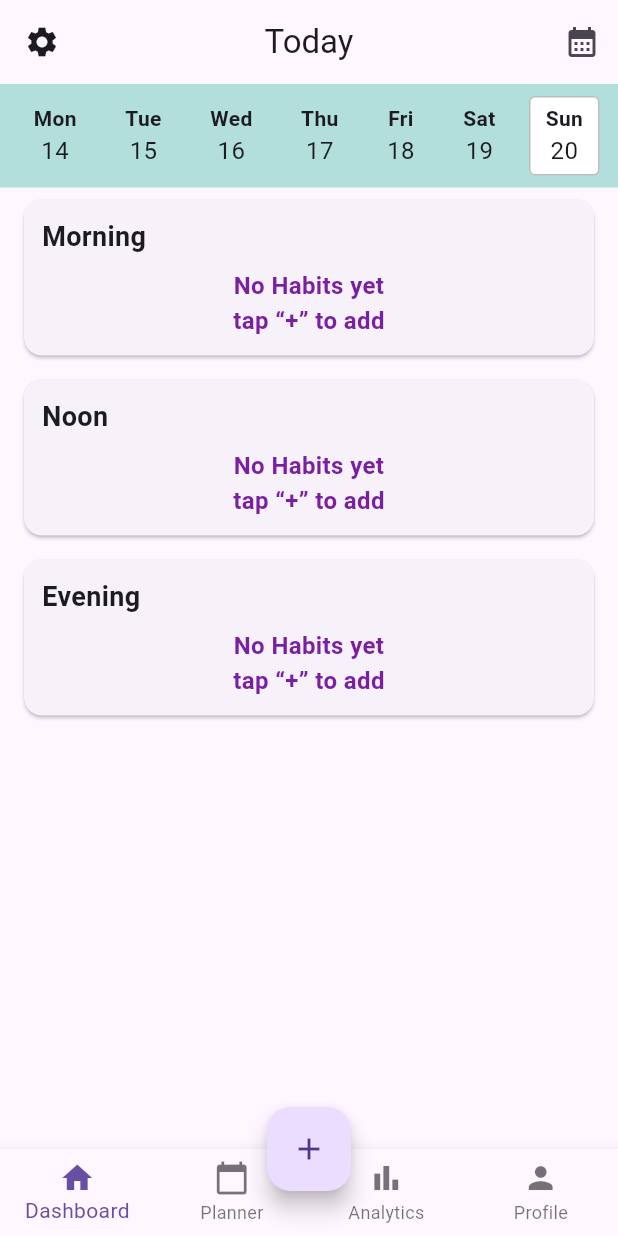
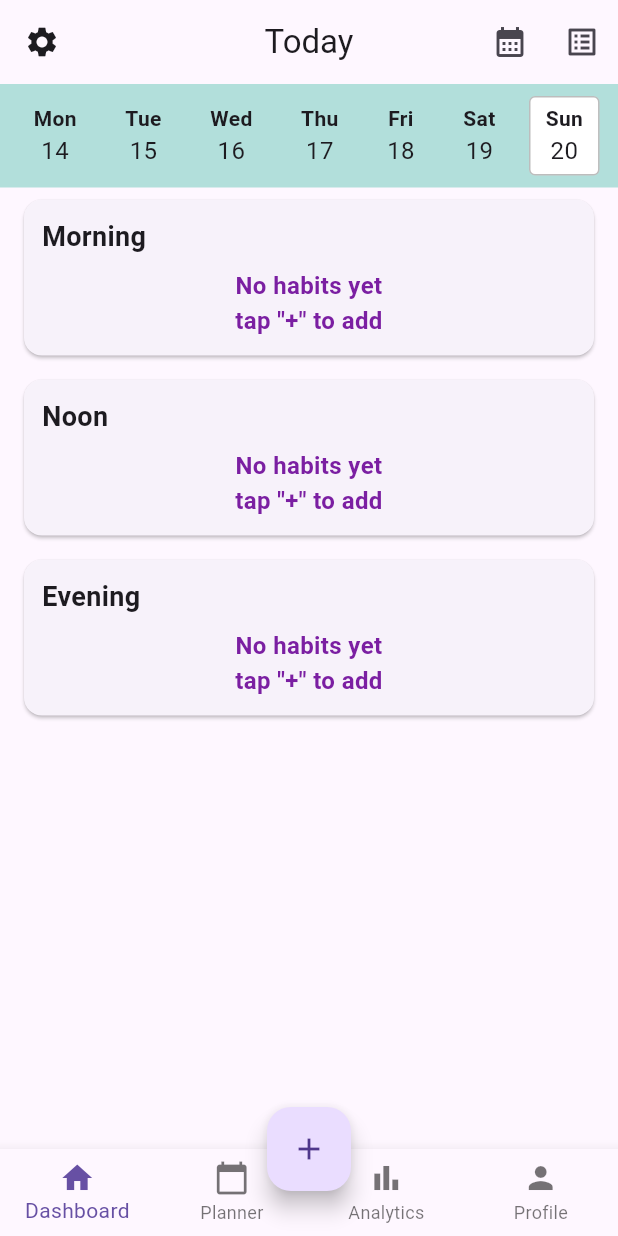
Before and after one commit to Udaychandra2356/CSUC-630-Group3, a Flutter app: the screen it shows once a user with an empty profile is signed in, on a phone screen of 412 x 824 dp. Run offline on Flutter 3.47's test engine with Material 3 defaults, Android fonts, the phone set to English and light mode, and no system bars; our stand-ins replace cloud_firestore, firebase_auth, firebase_core, table_calendar; missing offline and left inert: firebase_ui_auth, firebase_ui_oauth_google; accounts and stored records are empty.

Commit message:
Add manage habits btn on dashboard

```diff
--- a/lib/home_screen.dart
+++ b/lib/home_screen.dart
@@ -1,12 +1,14 @@
 import 'package:flutter/material.dart';
 import 'package:firebase_ui_auth/firebase_ui_auth.dart';
-import 'package:habitstacker/add_habit_flow.dart';
+import 'add_habit_flow.dart';
+import 'time_entry_screen.dart';
+import 'planner_screen.dart';
 import 'profile_screen.dart';
-import 'planner_screen.dart';
 
 class HomeScreen extends StatefulWidget {
   const HomeScreen({super.key});
-  @override State<HomeScreen> createState() => _HomeScreenState();
+  @override
+  State<HomeScreen> createState() => _HomeScreenState();
 }
 
 class _HomeScreenState extends State<HomeScreen> {
@@ -14,12 +16,13 @@ class _HomeScreenState extends State<HomeScreen> {
   static const List<Widget> _tabs = [
     DashboardScreen(),
     PlannerScreen(),
-    AnalyticsScreen(),
+    AnalyticsPlaceholder(),
     ProfileScreen(),
   ];
+
   void _onTapNav(int i) => setState(() => _selectedIndex = i);
 
-  void _showCalendar() {
+  void _openCalendar() {
     final today = DateTime.now();
     showDialog(
       context: context,
@@ -35,7 +38,9 @@ class _HomeScreenState extends State<HomeScreen> {
             onDateChanged: (_) {},
           ),
         ),
-        actions:[TextButton(onPressed:()=>Navigator.pop(context), child:const Text('Close'))],
+        actions: [
+          TextButton(onPressed: () => Navigator.pop(context), child: const Text('Close'))
+        ],
       ),
     );
   }
@@ -43,65 +48,106 @@ class _HomeScreenState extends State<HomeScreen> {
   @override
   Widget build(BuildContext ctx) => Scaffold(
         appBar: AppBar(
-      title: const Text('Today'), centerTitle: true,
-      leading: IconButton(icon:const Icon(Icons.settings), onPressed: ()=>_onTapNav(3)),
-      actions:[IconButton(icon:const Icon(Icons.calendar_month), onPressed: _showCalendar)],
+          title: const Text('Today'),
+          centerTitle: true,
+          leading: IconButton(
+            icon: const Icon(Icons.settings),
+            onPressed: () => _onTapNav(3),
+          ),
+          actions: [
+            IconButton(icon: const Icon(Icons.calendar_month), onPressed: _openCalendar),
+            IconButton(
+              icon: const Icon(Icons.list_alt),
+              tooltip: 'Manage Habits',
+              onPressed: () => Navigator.push(
+                context,
+                MaterialPageRoute(builder: (_) => const ManageHabitsScreen()),
+              ),
+            ),
+          ],
         ),
         body: _tabs[_selectedIndex],
         floatingActionButton: FloatingActionButton(
+          onPressed: () => Navigator.push(
+            ctx,
+            MaterialPageRoute(builder: (_) => const AddHabitsScreen()),
+          ),
           child: const Icon(Icons.add),
-      onPressed: ()=>Navigator.push(ctx,MaterialPageRoute(builder:(_) => const AddHabitsScreen())),
         ),
         floatingActionButtonLocation: FloatingActionButtonLocation.centerDocked,
         bottomNavigationBar: BottomNavigationBar(
-      currentIndex:_selectedIndex,onTap:_onTapNav,type:BottomNavigationBarType.fixed,
-      items:const[
-        BottomNavigationBarItem(icon:Icon(Icons.home),label:'Dashboard'),
-        BottomNavigationBarItem(icon:Icon(Icons.calendar_today),label:'Planner'),
-        BottomNavigationBarItem(icon:Icon(Icons.bar_chart),label:'Analytics'),
-        BottomNavigationBarItem(icon:Icon(Icons.person),label:'Profile'),
+          currentIndex: _selectedIndex,
+          onTap: _onTapNav,
+          type: BottomNavigationBarType.fixed,
+          items: const [
+            BottomNavigationBarItem(icon: Icon(Icons.home),    label: 'Dashboard'),
+            BottomNavigationBarItem(icon: Icon(Icons.calendar_today), label: 'Planner'),
+            BottomNavigationBarItem(icon: Icon(Icons.bar_chart), label: 'Analytics'),
+            BottomNavigationBarItem(icon: Icon(Icons.person),  label: 'Profile'),
           ],
         ),
       );
 }
 
 /// ---------------- DASHBOARD TAB ----------------
-class DashboardScreen extends StatefulWidget { const DashboardScreen({super.key}); @override State<DashboardScreen> createState()=>_DashboardScreenState();}
-class _DashboardScreenState extends State<DashboardScreen>{
-  final List<DateTime> _week=List.generate(7,(i){
-    final now=DateTime.now();
-    final monday=now.subtract(Duration(days: now.weekday-1));
-    return monday.add(Duration(days:i));
+class DashboardScreen extends StatefulWidget {
+  const DashboardScreen({super.key});
+  @override
+  State<DashboardScreen> createState() => _DashboardScreenState();
+}
+
+class _DashboardScreenState extends State<DashboardScreen> {
+  final List<DateTime> _week = List.generate(7, (i) {
+    final now = DateTime.now();
+    final monday = now.subtract(Duration(days: now.weekday - 1));
+    return monday.add(Duration(days: i));
   });
-  int _dayIdx=DateTime.now().weekday-1;
-  String _label(int i)=>['Mon','Tue','Wed','Thu','Fri','Sat','Sun'][i];
+  int _dayIdx = DateTime.now().weekday - 1;
+
+  String _label(int i) => ['Mon','Tue','Wed','Thu','Fri','Sat','Sun'][i];
 
   @override
-  Widget build(BuildContext ctx)=>Column(children:[
+  Widget build(BuildContext context) {
+    return Column(children: [
       Container(
-      color:Colors.teal[100],padding:const EdgeInsets.symmetric(vertical:8),
-      child:Row(
-        mainAxisAlignment:MainAxisAlignment.spaceEvenly,
-        children:List.generate(7,(i)=>GestureDetector(
-          onTap:()=>setState(()=>_dayIdx=i),
-          child:_DateColumn(dayLabel:_label(i),dayNumber:_week[i].day.toString(),isSelected:i==_dayIdx),
+        color: Colors.teal[100],
+        padding: const EdgeInsets.symmetric(vertical: 8),
+        child: Row(
+          mainAxisAlignment: MainAxisAlignment.spaceEvenly,
+          children: List.generate(7, (i) => GestureDetector(
+                onTap: () => setState(() => _dayIdx = i),
+                child: _DateColumn(
+                  dayLabel: _label(i),
+                  dayNumber: _week[i].day.toString(),
+                  isSelected: i == _dayIdx,
+                ),
               )),
         ),
       ),
       Expanded(
-      child:StreamBuilder<List<Habit>>(
-        stream:HabitService().habitsForDay(_dayIdx),
-        builder:(_,snap){
-          if(snap.connectionState==ConnectionState.waiting){return const Center(child:CircularProgressIndicator());}
-          final list=snap.data??[];
-          final morning=list.where((h)=>h.targetTime.hour<12).toList();
-          final noon   =list.where((h)=>h.targetTime.hour>=12 && h.targetTime.hour<17).toList();
-          final eve    =list.where((h)=>h.targetTime.hour>=17).toList();
+        child: StreamBuilder<List<Habit>>(
+          stream: HabitService().habitsForDay(_dayIdx),
+          builder: (_, snap) {
+            if (snap.connectionState == ConnectionState.waiting) {
+              return const Center(child: CircularProgressIndicator());
+            }
+            final habits = snap.data ?? [];
+            // **SORT ASCENDING BY targetTime**
+            habits.sort((a, b) {
+              final aMin = a.targetTime.hour * 60 + a.targetTime.minute;
+              final bMin = b.targetTime.hour * 60 + b.targetTime.minute;
+              return aMin.compareTo(bMin);
+            });
+
+            final morning = habits.where((h) => h.targetTime.hour < 12).toList();
+            final noon    = habits.where((h) => h.targetTime.hour >= 12 && h.targetTime.hour < 17).toList();
+            final evening = habits.where((h) => h.targetTime.hour >= 17).toList();
+
             return SingleChildScrollView(
-            child:Column(children:[
-              _TimeBlockCard(title:'Morning', habits:morning),
-              _TimeBlockCard(title:'Noon',    habits:noon),
-              _TimeBlockCard(title:'Evening', habits:eve),
+              child: Column(children: [
+                _TimeBlockCard(blockTitle: 'Morning', habits: morning),
+                _TimeBlockCard(blockTitle: 'Noon',    habits: noon),
+                _TimeBlockCard(blockTitle: 'Evening', habits: evening),
               ]),
             );
           },
@@ -109,43 +155,77 @@ class _DashboardScreenState extends State<DashboardScreen>{
       ),
     ]);
   }
+}
 
-/// --- small helper widgets ---
-class _DateColumn extends StatelessWidget{
-  final String dayLabel,dayNumber; final bool isSelected;
-  const _DateColumn({required this.dayLabel,required this.dayNumber,this.isSelected=false});
-  @override Widget build(BuildContext c)=>Container(
-    padding:const EdgeInsets.symmetric(vertical:4,horizontal:10),
-    decoration:isSelected?BoxDecoration(color:Colors.white,borderRadius:BorderRadius.circular(4),border:Border.all(color:Colors.black26)):null,
-    child:Column(children:[
-      Text(dayLabel,style:const TextStyle(fontWeight:FontWeight.bold)),
-      Text(dayNumber,style:const TextStyle(fontSize:16)),
+class _DateColumn extends StatelessWidget {
+  final String dayLabel, dayNumber;
+  final bool isSelected;
+  const _DateColumn({
+    required this.dayLabel,
+    required this.dayNumber,
+    this.isSelected = false,
+    super.key,
+  });
+  @override
+  Widget build(BuildContext context) => Container(
+        padding: const EdgeInsets.symmetric(vertical: 4, horizontal: 10),
+        decoration: isSelected
+            ? BoxDecoration(
+                color: Colors.white,
+                borderRadius: BorderRadius.circular(4),
+                border: Border.all(color: Colors.black26),
+              )
+            : null,
+        child: Column(children: [
+          Text(dayLabel,  style: const TextStyle(fontWeight: FontWeight.bold)),
+          Text(dayNumber, style: const TextStyle(fontSize: 16)),
         ]),
       );
 }
+class _TimeBlockCard extends StatelessWidget {
+  final String blockTitle;
+  final List<Habit> habits;
+  const _TimeBlockCard({required this.blockTitle, required this.habits, super.key});
 
-class _TimeBlockCard extends StatelessWidget{
-  final String title; final List<Habit> habits;
-  const _TimeBlockCard({required this.title,required this.habits});
-  @override Widget build(BuildContext ctx)=>Card(
-    margin:const EdgeInsets.symmetric(horizontal:16,vertical:8),
-    shape:RoundedRectangleBorder(borderRadius:BorderRadius.circular(12)),
-    elevation:1,
-    child:Padding(
-      padding:const EdgeInsets.all(12),
-      child:Column(crossAxisAlignment:CrossAxisAlignment.start,children:[
-        Text(title,style:const TextStyle(fontSize:18,fontWeight:FontWeight.bold)),
-        const SizedBox(height:8),
-        if(habits.isEmpty)
-          Center(child:Text('No Habits yet\ntap “+” to add', textAlign:TextAlign.center,
-            style:TextStyle(color:Colors.purple.shade700,fontWeight:FontWeight.w600,fontSize:16)))
+  @override
+  Widget build(BuildContext context) => Card(
+        margin: const EdgeInsets.symmetric(horizontal: 16, vertical: 8),
+        shape: RoundedRectangleBorder(borderRadius: BorderRadius.circular(12)),
+        elevation: 1,
+        child: Padding(
+          padding: const EdgeInsets.all(12),
+          child: Column(crossAxisAlignment: CrossAxisAlignment.start, children: [
+            Text(blockTitle,
+                style: const TextStyle(fontSize: 18, fontWeight: FontWeight.bold)),
+            const SizedBox(height: 8),
+            if (habits.isEmpty)
+              Center(
+                child: Text('No habits yet\ntap "+" to add',
+                    textAlign: TextAlign.center,
+                    style: TextStyle(
+                        color: Colors.purple.shade700,
+                        fontWeight: FontWeight.w600,
+                        fontSize: 16)),
+              )
             else
-          ...habits.map((h)=>InkWell(
-            onTap:()=>Navigator.push(ctx,MaterialPageRoute(builder:(_)=>HabitFormScreen(
-              original:h,presetName:h.name,presetIcon:h.icon,category:h.category))),
-            child:Padding(
-              padding:const EdgeInsets.symmetric(vertical:2),
-              child:Text('${h.icon} ${h.name}',style:const TextStyle(fontSize:16)),
+              ...habits.map((h) => ListTile(
+                    leading: Text(
+                      '${h.targetTime.format(context)}  ${h.icon}',
+                      style: const TextStyle(fontSize: 20),
+                    ),
+                    title: Text(h.name),
+                    trailing: IconButton(
+                      icon: const Icon(Icons.timer),
+                      onPressed: () => Navigator.push(
+                        context,
+                        MaterialPageRoute(
+                            builder: (_) => TimeEntryScreen(habit: h)),
+                      ),
+                    ),
+                    onTap: () => Navigator.push(
+                      context,
+                      MaterialPageRoute(
+                          builder: (_) => TimeEntryScreen(habit: h)),
                     ),
                   )),
           ]),
@@ -153,11 +233,12 @@ class _TimeBlockCard extends StatelessWidget{
       );
 }
 
-/// --- placeholder tabs ---
-///class PlannerScreen extends StatelessWidget{ const PlannerScreen({super.key});
-///  @override Widget build(BuildContext c)=>Center(child:Text('Planner Screen',style:Theme.of(c).textTheme.headlineMedium));}
-class AnalyticsScreen extends StatelessWidget{ const AnalyticsScreen({super.key});
-  @override Widget build(BuildContext c)=>Center(child:Text('Analytics Screen',style:Theme.of(c).textTheme.headlineMedium));}
-class ProfileScreen extends StatelessWidget{ const ProfileScreen({super.key});
-  @override Widget build(BuildContext c)=>const Scaffold(body:Center(child:Column(
-    mainAxisAlignment:MainAxisAlignment.center,children:[Text('Profile Screen',style:TextStyle(fontSize:24,fontWeight:FontWeight.bold)),SizedBox(height:20),SignOutButton()])));}
+/// placeholders for the other tabs
+class PlannerPlaceholder extends StatelessWidget {
+  const PlannerPlaceholder({super.key});
+  @override Widget build(BuildContext c) => const Center(child: Text('Planner (coming soon)'));
+}
+class AnalyticsPlaceholder extends StatelessWidget {
+  const AnalyticsPlaceholder({super.key});
+  @override Widget build(BuildContext c) => const Center(child: Text('Analytics (coming soon)'));
+}
```
Also changed, not shown: lib/add_habit_flow.dart (+39 -63 lines). Lines whose indentation alone changed are shown as unchanged.
